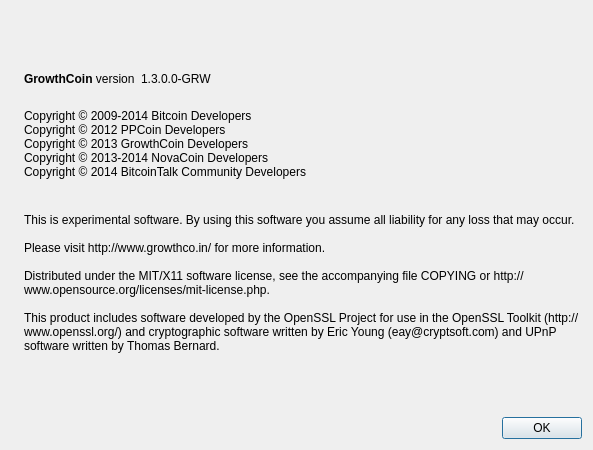
Before: the Qt Designer form src/qt/forms/aboutdialog.ui in GrowthCoin/growthcoin-legacy, drawn with Qt 5.
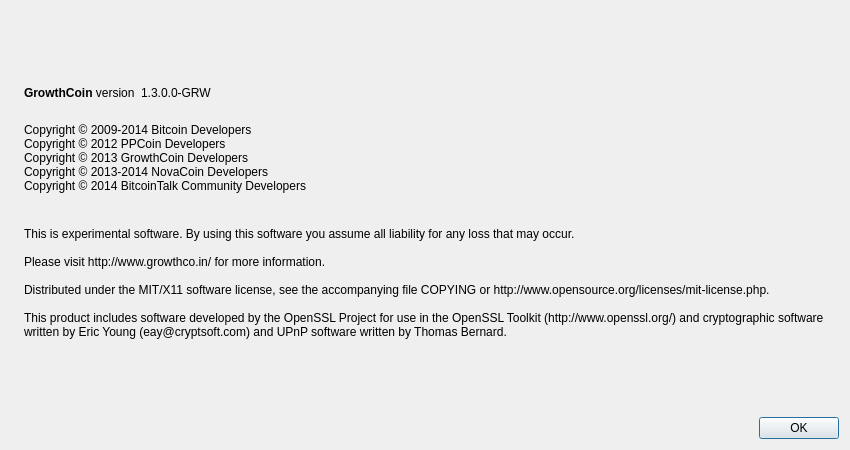
After: the same form once the commit is applied. Icons and pictures are not drawn.

Commit message: Fix about dialog width

Diff of the .ui file:
```diff
--- a/src/qt/forms/aboutdialog.ui
+++ b/src/qt/forms/aboutdialog.ui
@@ -6,7 +6,7 @@
    <rect>
     <x>0</x>
     <y>0</y>
-    <width>593</width>
+    <width>850</width>
     <height>450</height>
    </rect>
   </property>
```
